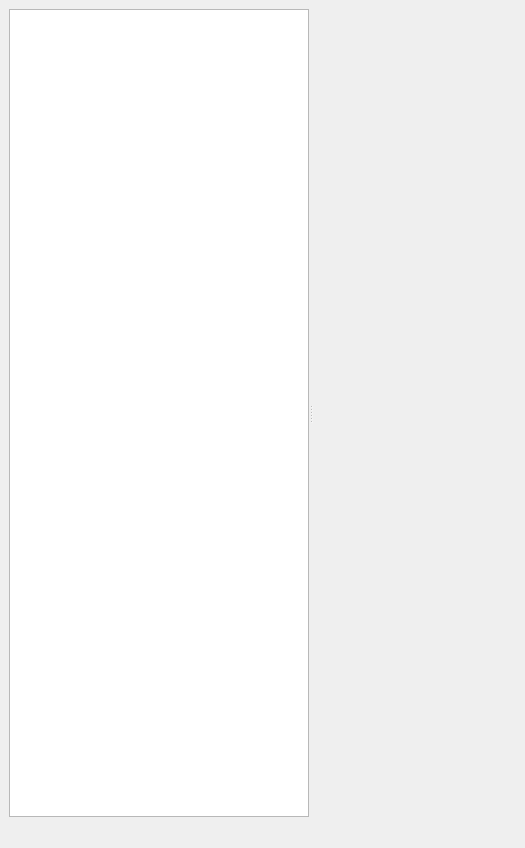
ornlneutronimaging/iBeatles, file designer/ui_time_spectra_preview.ui: the form before one commit; both pictures show x 0 to 525 and y 0 to 848 of the 1331 by 848 pixel window.
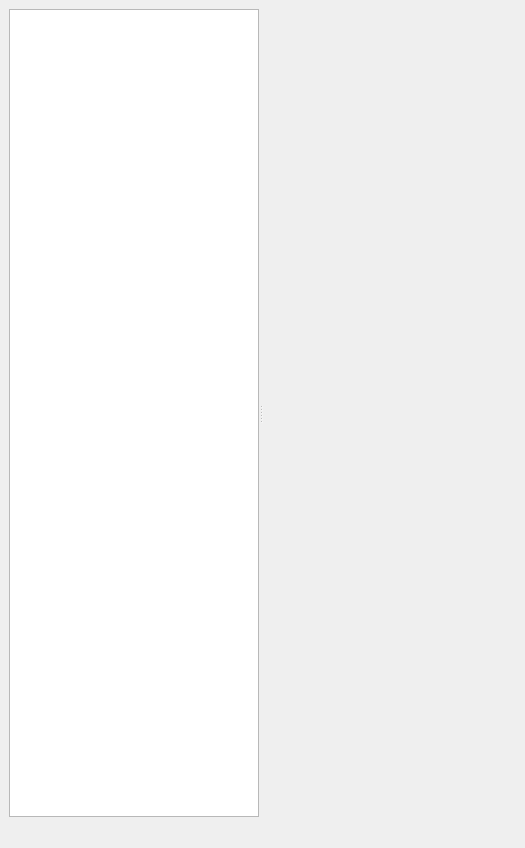
The form after the commit. Custom widgets are drawn as their Qt base class.

Diff of the .ui file:
```diff
--- a/designer/ui_time_spectra_preview.ui
+++ b/designer/ui_time_spectra_preview.ui
@@ -47,7 +47,7 @@
        </property>
        <property name="maximumSize">
         <size>
-         <width>300</width>
+         <width>250</width>
          <height>16777215</height>
         </size>
        </property>
```
Left out of the diff: 3 changed lines with no effect on the pictures.
